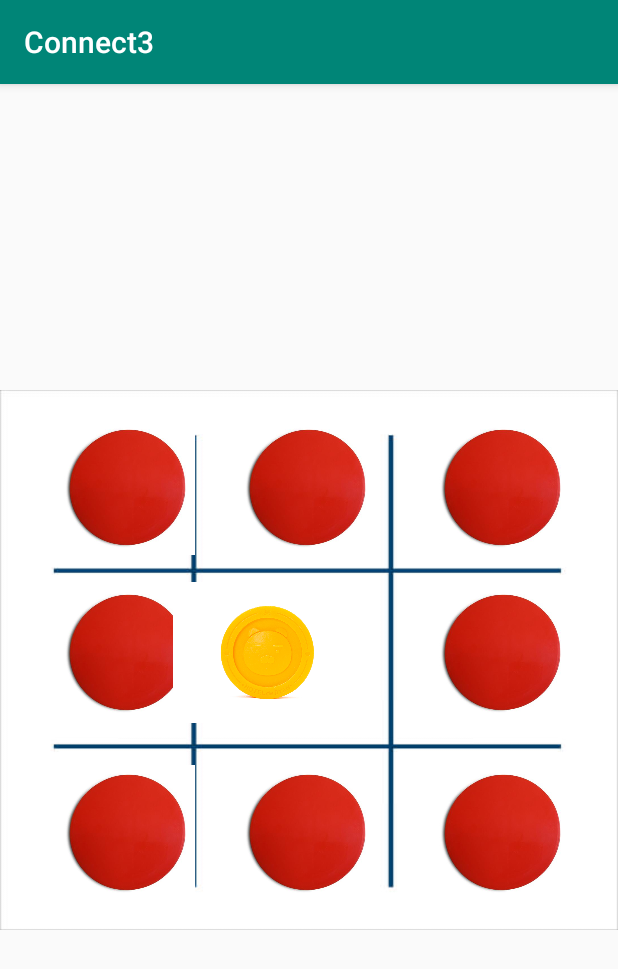
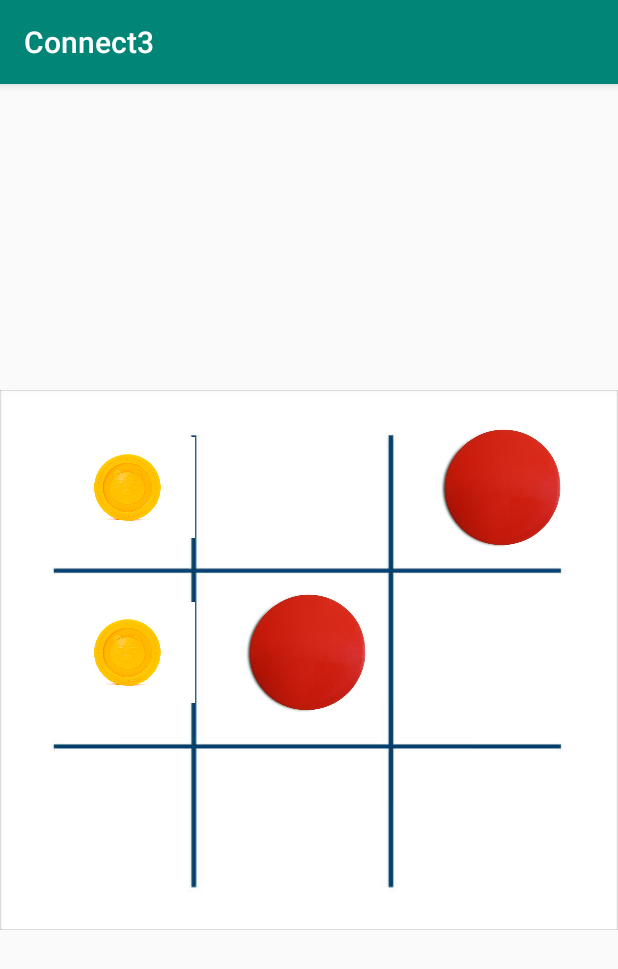
Before and after one commit to flash2811/Android-Studio-Practice-Projects, an Android app: the screen it shows after launch (MainActivity), after a tap on an icon or button, on a phone screen of 412 x 824 dp. Shown: the top 969 px of the screen. Run offline under Robolectric (Android 15) with nearby library versions, the phone set to English and light mode, and no system bars; 3 other taps on this screen came first.

Commit message:
completed connect game
fixed androidx version issue, added final touches

```diff
--- a/Connect3/app/src/main/java/com/example/connect3/MainActivity.java
+++ b/Connect3/app/src/main/java/com/example/connect3/MainActivity.java
@@ -2,28 +2,117 @@ package com.example.connect3;
 
 import androidx.appcompat.app.AppCompatActivity;
 
-import android.media.Image;
 import android.os.Bundle;
 import android.view.View;
 import android.widget.ImageView;
+import android.widget.LinearLayout;
+import android.widget.TextView;
+
 
 public class MainActivity extends AppCompatActivity {
+    int activePlayer = 0;
+    // 0 = yellow, 1 = red
 
-    public void dropIn(View view){
+    boolean gameIsActive = true;
 
+    int[] gameState = {2, 2, 2, 2, 2, 2, 2, 2, 2};
+    // 2 means unplayed
+
+    int[][] winningPositions = {{0, 1, 2}, {3, 4, 5}, {6, 7, 8}, {0, 3, 6}, {1, 4, 7}, {2, 5, 8}, {0, 4, 8}, {2, 4, 6}};
+
+    public void dropIn(View view) {
         ImageView counter = (ImageView) view;
 
-        counter.setTranslationY(-1000f);
+        //counter.getTag().toString();
 
-        counter.setImageResource(R.drawable.yellow);
+        int tappedCounter = Integer.parseInt(counter.getTag().toString());
 
-        counter.animate()
-                .translationYBy(1000f)
-                .rotation(360)
-                .setDuration(300)
-                .scaleXBy(0.4f)
-                .scaleYBy(0.4f)
-                .translationXBy(-40f);
+        if (gameState[tappedCounter] == 2 && gameIsActive) {
+
+            gameState[tappedCounter] = activePlayer;
+            counter.setTranslationY(-1000f);
+
+            if (activePlayer == 0) {
+                counter.setImageResource(R.drawable.yellow);
+                activePlayer = 1;
+            } else {
+                counter.setImageResource(R.drawable.red);
+                activePlayer = 0;
+            }
+
+            counter.animate()
+                    .translationYBy(1000f)
+                    .rotation(360)
+                    .setDuration(300);
+//                  .scaleXBy(0.4f)
+//                  .scaleYBy(0.4f)
+//                  .translationXBy(-40f);
+
+            for (int[] winningPositions : winningPositions) {
+                if (gameState[winningPositions[0]] == gameState[winningPositions[1]]
+                        && gameState[winningPositions[1]] == gameState[winningPositions[2]]
+                        && gameState[winningPositions[0]] != 2) {
+
+                    //someone has won
+
+                    gameIsActive = false;
+
+                    String winner = "Red";
+
+                    if (gameState[winningPositions[0]] == 0) {
+                        winner = "Yellow";
+                    }
+
+//                    System.out.println(gameState[winningPositions[0]]);
+//                    Toast.makeText(getApplicationContext(),"Win", Toast.LENGTH_LONG).show();
+
+
+                    TextView winnerMessage = (TextView) findViewById(R.id.winnerMessage);
+                    winnerMessage.setText(winner + " has won!");
+
+                    LinearLayout layout = (LinearLayout) findViewById(R.id.playAgainLayout);
+                    layout.setVisibility(View.VISIBLE);
+                } else {
+                    boolean gameIsOver = true;
+                    for (int counterState : gameState) {
+
+                        if (counterState == 2) gameIsOver = false;
+                    }
+
+                    if (gameIsOver) {
+                        TextView winnerMessage = (TextView) findViewById(R.id.winnerMessage);
+                        winnerMessage.setText("It's a draw");
+
+                        LinearLayout layout = (LinearLayout) findViewById(R.id.playAgainLayout);
+                        layout.setVisibility(View.VISIBLE);
+                    }
+                }
+            }
+        }
+
+        //counter.setImageResource(R.drawable.yellow);
+    }
+
+    public void playAgain(View view) {
+        gameIsActive = true;
+
+        LinearLayout layout = (LinearLayout) findViewById(R.id.playAgainLayout);
+        layout.setVisibility(View.INVISIBLE);
+
+        activePlayer = 0;
+
+        for (int i = 0; i < gameState.length; i++) {
+            gameState[i] = 2;
+        }
+
+//        GridLayout gridLayout = (GridLayout) findViewById(R.id.gridLayout);
+
+        androidx.gridlayout.widget.GridLayout gridLayout =
+                (androidx.gridlayout.widget.GridLayout) findViewById(R.id.gridLayout);
+
+        for (int i = 0; i < gridLayout.getChildCount(); i++) {
+            ((ImageView) gridLayout.getChildAt(i)).setImageResource(0);
+        }
     }
 
     @Override
--- a/Connect3/app/src/main/res/layout/activity_main.xml
+++ b/Connect3/app/src/main/res/layout/activity_main.xml
@@ -5,9 +5,41 @@
     android:layout_width="match_parent"
     android:layout_height="match_parent"
     android:background="#05FFFFFF"
-    tools:context=".MainActivity" >
+    tools:context=".MainActivity">
+
+    <LinearLayout
+        android:id="@+id/playAgainLayout"
+        android:layout_width="wrap_content"
+        android:layout_height="wrap_content"
+        android:layout_centerVertical="true"
+        android:background="#FFC107"
+        android:orientation="vertical"
+        android:padding="30dp"
+        android:visibility="invisible"
+        app:layout_constraintBottom_toBottomOf="parent"
+        app:layout_constraintEnd_toEndOf="parent"
+        app:layout_constraintHorizontal_bias="0.5"
+        app:layout_constraintStart_toStartOf="parent"
+        app:layout_constraintTop_toTopOf="parent"
+        app:layout_constraintVertical_bias="0.872">
+
+        <Button
+            android:id="@+id/playAgainButton"
+            android:layout_width="match_parent"
+            android:layout_height="wrap_content"
+            android:onClick="playAgain"
+            android:text="Play Again" />
+
+        <TextView
+            android:id="@+id/winnerMessage"
+            android:layout_width="match_parent"
+            android:layout_height="wrap_content"
+            android:text="TextView"
+            android:textSize="30sp" />
+    </LinearLayout>
 
     <androidx.gridlayout.widget.GridLayout
+        android:id="@+id/gridLayout"
         android:layout_width="match_parent"
         android:layout_height="360dp"
         android:background="@drawable/board"
@@ -23,9 +55,10 @@
             android:layout_height="90dp"
             android:layout_marginLeft="40dp"
             android:layout_marginTop="20dp"
+            android:onClick="dropIn"
+            android:tag="2"
             app:layout_column="2"
-            app:layout_row="0"
-            app:srcCompat="@drawable/red" />
+            app:layout_row="0" />
 
         <ImageView
             android:id="@+id/imageView4"
@@ -33,9 +66,10 @@
             android:layout_height="90dp"
             android:layout_marginLeft="40dp"
             android:layout_marginTop="20dp"
+            android:onClick="dropIn"
+            android:tag="3"
             app:layout_column="0"
-            app:layout_row="1"
-            app:srcCompat="@drawable/red" />
+            app:layout_row="1" />
 
         <ImageView
             android:id="@+id/imageView5"
@@ -44,6 +78,7 @@
             android:layout_marginLeft="30dp"
             android:layout_marginTop="20dp"
             android:onClick="dropIn"
+            android:tag="4"
             app:layout_column="1"
             app:layout_row="1" />
 
@@ -53,9 +88,10 @@
             android:layout_height="90dp"
             android:layout_marginLeft="40dp"
             android:layout_marginTop="20dp"
+            android:onClick="dropIn"
+            android:tag="5"
             app:layout_column="2"
-            app:layout_row="1"
-            app:srcCompat="@drawable/red" />
+            app:layout_row="1" />
 
         <ImageView
             android:id="@+id/imageView7"
@@ -63,9 +99,10 @@
             android:layout_height="90dp"
             android:layout_marginLeft="40dp"
             android:layout_marginTop="30dp"
+            android:onClick="dropIn"
+            android:tag="6"
             app:layout_column="0"
-            app:layout_row="2"
-            app:srcCompat="@drawable/red" />
+            app:layout_row="2" />
 
         <ImageView
             android:id="@+id/imageView8"
@@ -73,9 +110,10 @@
             android:layout_height="90dp"
             android:layout_marginLeft="40dp"
             android:layout_marginTop="30dp"
+            android:onClick="dropIn"
+            android:tag="8"
             app:layout_column="2"
-            app:layout_row="2"
-            app:srcCompat="@drawable/red" />
+            app:layout_row="2" />
 
         <ImageView
             android:id="@+id/imageView9"
@@ -83,9 +121,10 @@
             android:layout_height="90dp"
             android:layout_marginLeft="30dp"
             android:layout_marginTop="30dp"
+            android:onClick="dropIn"
+            android:tag="7"
             app:layout_column="1"
-            app:layout_row="2"
-            app:srcCompat="@drawable/red" />
+            app:layout_row="2" />
 
         <ImageView
             android:id="@+id/imageView"
@@ -93,9 +132,10 @@
             android:layout_height="90dp"
             android:layout_marginLeft="40dp"
             android:layout_marginTop="20dp"
+            android:onClick="dropIn"
+            android:tag="0"
             app:layout_column="0"
-            app:layout_row="0"
-            app:srcCompat="@drawable/red" />
+            app:layout_row="0" />
 
         <ImageView
             android:id="@+id/imageView2"
@@ -103,8 +143,9 @@
             android:layout_height="90dp"
             android:layout_marginLeft="30dp"
             android:layout_marginTop="20dp"
+            android:onClick="dropIn"
+            android:tag="1"
             app:layout_column="1"
-            app:layout_row="0"
-            app:srcCompat="@drawable/red" />
+            app:layout_row="0" />
     </androidx.gridlayout.widget.GridLayout>
 </androidx.constraintlayout.widget.ConstraintLayout>
```
Also changed, not shown: Connect3/build.gradle (line endings or trailing spaces).
